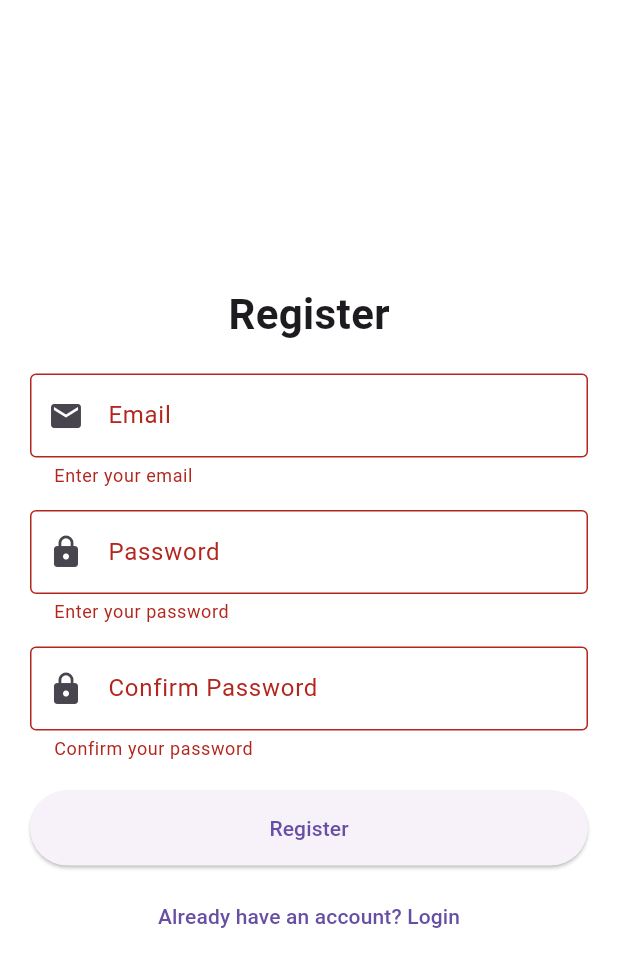
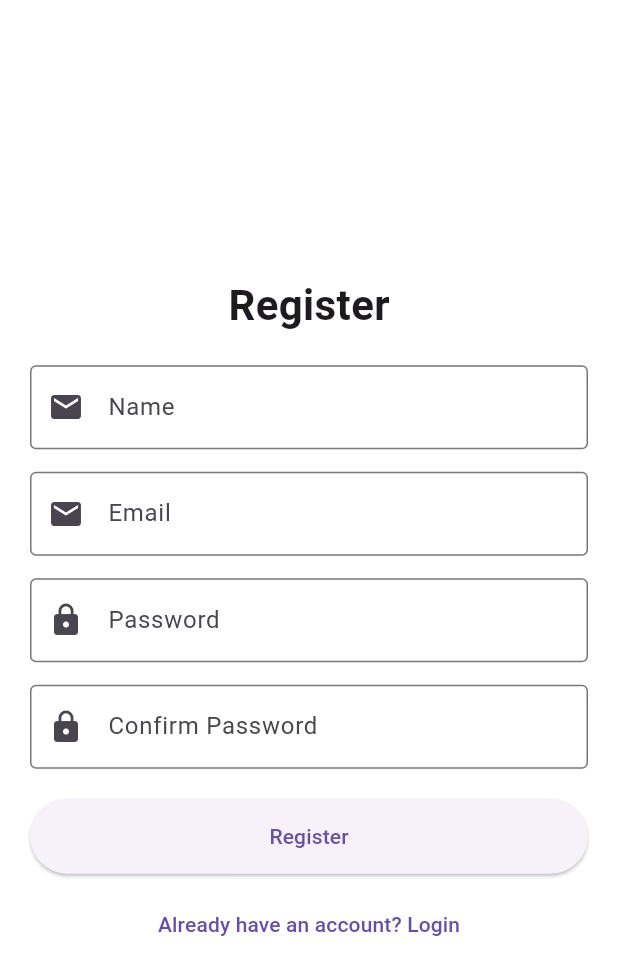
Before and after one commit to aaganj/ineezo_webapp, a Flutter app: the RegisterScreen screen opened by its route, after a tap on "Register", on a phone screen of 412 x 824 dp. Shown: the top 975 px of the screen. Run offline on Flutter 3.47's test engine with Material 3 defaults, Android fonts, the light colour scheme and no system bars; our stand-ins replace file_picker, shared_preferences; accounts and stored records are empty; network calls fail.

Commit message:
added support for login and register on flutter web

```diff
--- a/lib/pages/corporate_event_form_screen.dart
+++ b/lib/pages/corporate_event_form_screen.dart
@@ -48,7 +48,7 @@ class _CorporateEventFormState extends State<CorporateEventForm> {
     final String userId = "ineezoadmin";
 
     final urlResponse = await http.get(
-      Uri.parse("http://localhost:8080/api/s3/presigned-url?userId=$userId"),
+      Uri.parse("http://13.219.188.62:8080/api/s3/presigned-url?userId=$userId"),
     );
 
     if (urlResponse.statusCode != 200) return;
@@ -69,7 +69,7 @@ class _CorporateEventFormState extends State<CorporateEventForm> {
 
   void _submitForm() async{
     if (_formKey.currentState!.validate()) {
-      final apiUrl = Uri.parse('http://localhost:8080/api/corporate-events');
+      final apiUrl = Uri.parse('http://13.219.188.62:8080/api/corporate-events');
 
       final Map<String, dynamic> eventData = {
         "title": _titleController.text,
@@ -126,7 +126,7 @@ class _CorporateEventFormState extends State<CorporateEventForm> {
   @override
   Widget build(BuildContext context) {
     return Scaffold(
-      appBar: AppBar(title: Text('Create Corporate Event')),
+      appBar: AppBar(title: Text('Create Public Event')),
       body: LayoutBuilder(
         builder: (context, constraints) {
           return SingleChildScrollView(
--- a/lib/pages/corporate_event_list.dart
+++ b/lib/pages/corporate_event_list.dart
@@ -42,7 +42,7 @@ class CorporateEventList extends StatelessWidget {
   }
 
   Future<List<CorporateEvent>> fetchCorporateEvents() async {
-    final url = Uri.parse('http://localhost:8080/api/corporate-events');  // Your API URL
+    final url = Uri.parse('http://13.219.188.62:8080/api/corporate-events');  // Your API URL
 
     final response = await http.get(url, headers: {'Content-Type': 'application/json'});
 
--- a/lib/pages/dashboard_screen.dart
+++ b/lib/pages/dashboard_screen.dart
@@ -25,7 +25,7 @@ class DashboardPage extends StatelessWidget {
               onPressed: () {
                 Navigator.pushNamed(context, '/create-event');
               },
-              child: Text('Create Corporate Event'),
+              child: Text('Create Public Event'),
             ),
             SizedBox(height: 20),
             ElevatedButton(
--- a/lib/pages/register_screen.dart
+++ b/lib/pages/register_screen.dart
@@ -1,4 +1,5 @@
 import 'package:flutter/material.dart';
+import 'package:inyzo_admin_web/service/AuthService.dart';
 
 import 'login_screen.dart';
 
@@ -11,17 +12,23 @@ class RegisterScreen extends StatefulWidget {
 
 class _RegisterScreenState extends State<RegisterScreen> {
   final _formKey = GlobalKey<FormState>();
+  final TextEditingController _nameController = TextEditingController();
   final TextEditingController _emailController = TextEditingController();
   final TextEditingController _passwordController = TextEditingController();
   final TextEditingController _confirmPasswordController = TextEditingController();
+  AuthService authService = AuthService();
 
-  void _register() {
-    if (_formKey.currentState!.validate()) {
-      Navigator.pushReplacement(
-        context,
-        MaterialPageRoute(builder: (context) => LoginScreen()),
-      );
-    }
+  void _register() async{
+     final success = await authService.register(
+         companyName: _nameController.text,
+         email: _emailController.text,
+         password: _passwordController.text);
+
+     if(success){
+       Navigator.pushReplacementNamed(context, '/');
+     }else{
+       ScaffoldMessenger.of(context).showSnackBar(SnackBar(content: Text("Registration failed")));
+     }
   }
 
   @override
@@ -41,6 +48,23 @@ class _RegisterScreenState extends State<RegisterScreen> {
                     style: TextStyle(fontSize: 28, fontWeight: FontWeight.bold),
                   ),
                   SizedBox(height: 20),
+
+                  TextFormField(
+                    controller: _nameController,
+                    decoration: InputDecoration(
+                      labelText: "Name",
+                      border: OutlineInputBorder(),
+                      prefixIcon: Icon(Icons.email),
+                    ),
+                    validator: (value) {
+                      if (value == null || value.isEmpty) {
+                        return "Enter the Host Name";
+                      }
+                      return null;
+                    },
+                  ),
+                  SizedBox(height: 15),
+
 
                   /// Email Field
                   TextFormField(
--- /dev/null
+++ b/lib/service/AuthService.dart
@@ -0,0 +1,60 @@
+import 'dart:convert';
+import 'package:http/http.dart' as http;
+import 'package:shared_preferences/shared_preferences.dart';
+
+class AuthService{
+   final String baseUrl = 'http://13.219.188.62:8080/api/corporate';
+
+
+   Future<bool> login(String email,String password) async{
+     final url = Uri.parse('$baseUrl/login');
+
+     final response = await http.post(
+       url,
+       headers: {'Content-Type': 'application/json'},
+       body: jsonEncode({'email':email, 'password':password}),
+     );
+
+     if(response.statusCode ==200){
+       final data = jsonDecode(response.body);
+       final token = data['token'];
+
+       final prefs = await SharedPreferences.getInstance();
+       await prefs.setString('token', token);
+
+       return true;
+     }else{
+       return false;
+     }
+   }
+
+   Future<bool> register({
+     required String companyName,
+     required String email,
+     required String password,
+   }) async{
+
+    final url = Uri.parse('$baseUrl/register');
+    final response = await http.post(
+      url,
+      headers: {'Content-Type': 'application/json'},
+      body: jsonEncode({
+        'companyName' : companyName,
+        'email' : email,
+        'password' : password,
+      }),
+    );
+    return response.statusCode==200;
+   }
+
+   Future<void> logout() async{
+     final prefs = await SharedPreferences.getInstance();
+     await prefs.remove('token');
+   }
+
+   Future<String?> getToken() async{
+     final prefs = await SharedPreferences.getInstance();
+     return prefs.getString('token');
+   }
+
+}
--- a/pubspec.yaml
+++ b/pubspec.yaml
@@ -44,6 +44,7 @@ dependencies:
   flutter_google_places: ^0.3.0
   google_maps_webservice: ^0.0.20-nullsafety
   flutter_typeahead: ^4.3.7
+  shared_preferences: ^2.2.2
 
 dev_dependencies:
   flutter_test:
```
Also changed, not shown: lib/pages/location_picker_screen.dart (+8 -5 lines), lib/pages/login_screen.dart (+13 -3 lines), pubspec.lock.
